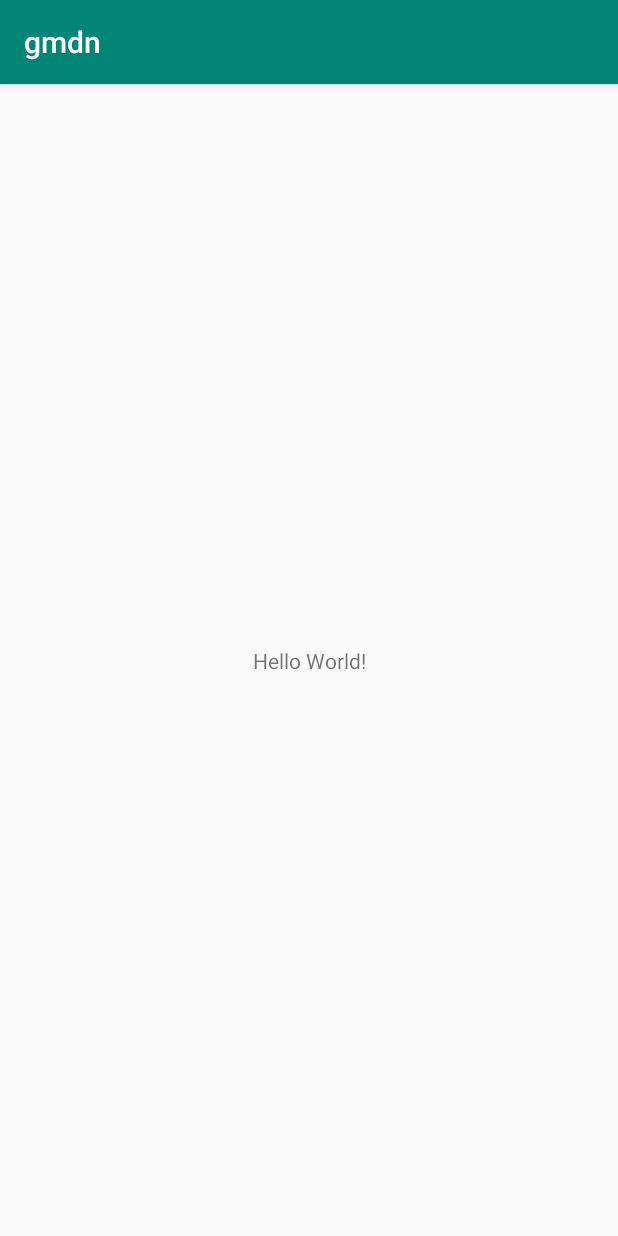
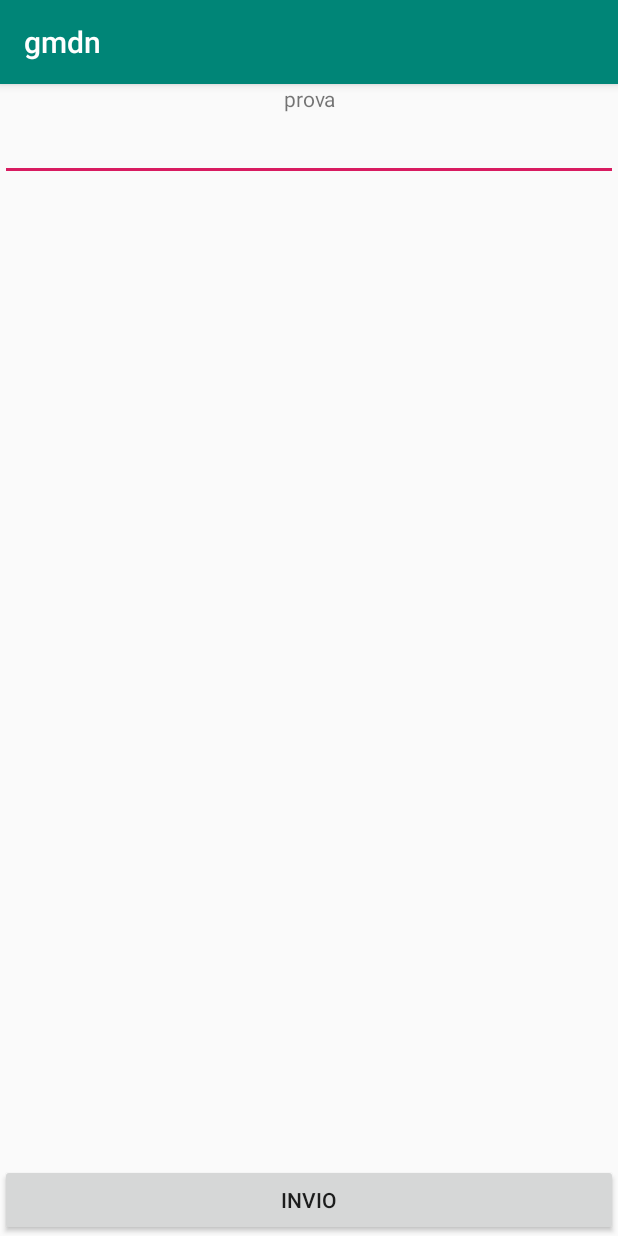
Before and after one commit to djkarb/gmdn, an Android app: the screen it shows after launch (MainActivity), on a phone screen of 412 x 824 dp. Run offline under Robolectric (Android 15) with nearby library versions, the phone set to English and light mode, and no system bars.

Commit message:
Prima bozza layout

```diff
--- a/app/src/main/java/com/example/gmdn/MainActivity.java
+++ b/app/src/main/java/com/example/gmdn/MainActivity.java
@@ -3,12 +3,29 @@ package com.example.gmdn;
 import androidx.appcompat.app.AppCompatActivity;
 
 import android.os.Bundle;
+import android.view.View;
+import android.widget.Button;
+import android.widget.EditText;
+import android.widget.TextView;
 
 public class MainActivity extends AppCompatActivity {
+    private TextView t;
+    private Button b;
+    private EditText e;
 
     @Override
     protected void onCreate(Bundle savedInstanceState) {
         super.onCreate(savedInstanceState);
         setContentView(R.layout.activity_main);
+        t = (TextView) findViewById(R.id.displayMessage);
+        b = (Button) findViewById(R.id.enter_button);
+        e = (EditText) findViewById(R.id.input_field);
+        b.setOnClickListener(new View.OnClickListener() {
+            @Override
+            public void onClick(View v) {
+                String messaggio = e.getText().toString();
+                t.setText(messaggio);
+            }
+        });
     }
 }
--- a/app/src/main/res/layout/activity_main.xml
+++ b/app/src/main/res/layout/activity_main.xml
@@ -1,18 +1,35 @@
 <?xml version="1.0" encoding="utf-8"?>
-<androidx.constraintlayout.widget.ConstraintLayout xmlns:android="http://schemas.android.com/apk/res/android"
+<LinearLayout xmlns:android="http://schemas.android.com/apk/res/android"
     xmlns:app="http://schemas.android.com/apk/res-auto"
     xmlns:tools="http://schemas.android.com/tools"
     android:layout_width="match_parent"
     android:layout_height="match_parent"
+    android:orientation="vertical"
     tools:context=".MainActivity">
 
     <TextView
-        android:layout_width="wrap_content"
+
+        android:id="@+id/displayMessage"
+        android:layout_width="match_parent"
         android:layout_height="wrap_content"
-        android:text="Hello World!"
-        app:layout_constraintBottom_toBottomOf="parent"
-        app:layout_constraintLeft_toLeftOf="parent"
-        app:layout_constraintRight_toRightOf="parent"
-        app:layout_constraintTop_toTopOf="parent" />
+        android:text="@string/textDisplayMessage"
+        android:textAlignment="center">
 
-</androidx.constraintlayout.widget.ConstraintLayout>
+    </TextView>
+    <EditText
+        android:id="@+id/input_field"
+        android:layout_width="match_parent"
+        android:layout_height="wrap_content"/>
+    <LinearLayout
+        android:gravity="center|bottom"
+        android:orientation="vertical"
+        android:layout_width="match_parent"
+        android:layout_height="match_parent">
+    <Button
+        android:id="@+id/enter_button"
+        android:layout_width="match_parent"
+        android:layout_height="wrap_content"
+        android:text="@string/enter_button_text"/>
+</LinearLayout>
+
+</LinearLayout>
--- a/app/src/main/res/values/strings.xml
+++ b/app/src/main/res/values/strings.xml
@@ -1,3 +1,5 @@
 <resources>
     <string name="app_name">gmdn</string>
+    <string name="textDisplayMessage">prova</string>
+    <string name="enter_button_text">invio</string>
 </resources>
```
